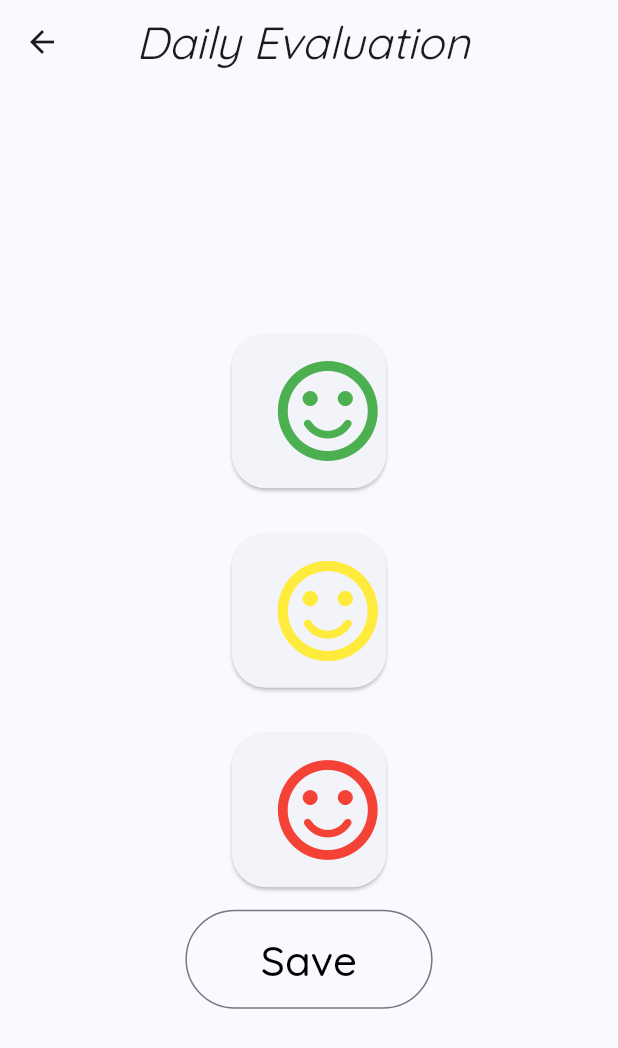
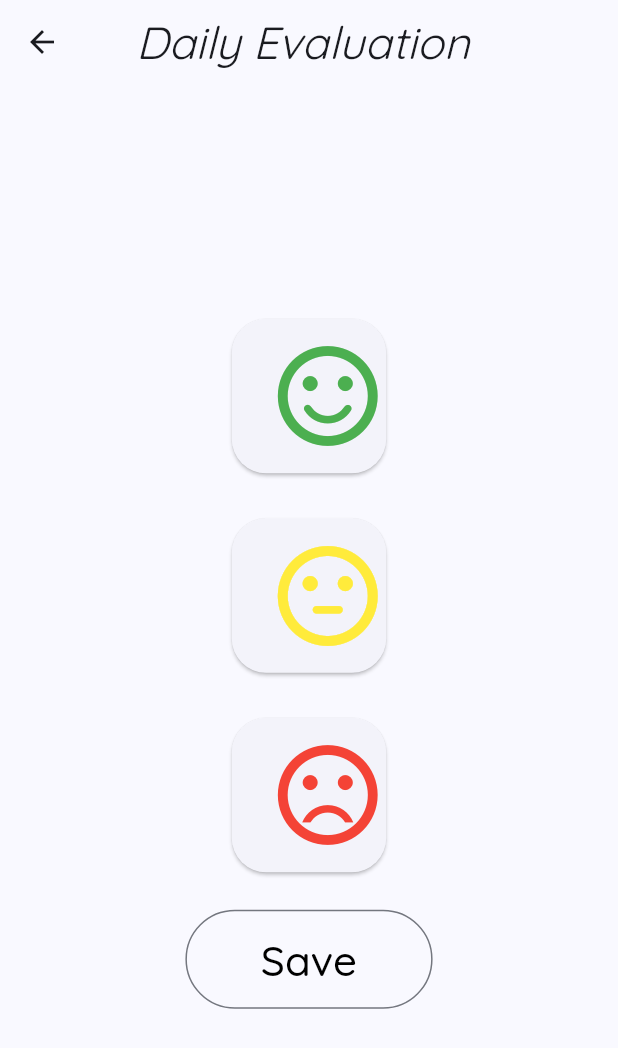
Before and after one commit to ellenritterbusch/urinary_incontinence_application, a Flutter app: the DailyEvaluationPage screen opened directly, on a phone screen of 412 x 824 dp. Shown: the top 1048 px of the screen. Run offline on Flutter 3.47's test engine with Material 3 defaults, Android fonts, the phone set to English and light mode, and no system bars; our stand-ins replace google_fonts, sqflite, table_calendar; accounts and stored records are empty.

Commit message:
bladderdiaryPage turn prettier

```diff
--- a/lib/BladderDiary/BladderDiaryPage/Save_button.dart
+++ b/lib/BladderDiary/BladderDiaryPage/Save_button.dart
@@ -12,14 +12,14 @@ class _Save_ButtonState extends State<Save_Button> {
   Widget build(BuildContext context) {
     return OutlinedButton(
       style: OutlinedButton.styleFrom(
-        fixedSize: const Size(140,40),
+        fixedSize: Size(MediaQuery.of(context).size.width * 0.40, MediaQuery.of(context).size.height * 0.08),
          ),
 
         onPressed: (){},
           child: const Column(
             mainAxisAlignment: MainAxisAlignment.center,
               children: [
-                Text("Save", style: TextStyle(fontSize: 20),),],
+                Text("Save", style: TextStyle(fontSize: 28, color: Colors.black),),],
           ));
   }
 }
--- a/lib/BladderDiary/DailyEvaluationPage/DailyEvaluationPage.dart
+++ b/lib/BladderDiary/DailyEvaluationPage/DailyEvaluationPage.dart
@@ -75,19 +75,25 @@ class _DailyEvaluationPageState extends State<DailyEvaluationPage> {
         Column( //Page is 1 column containing a button for green, yellow, and red, and one for "Submit daily evaluation"
               mainAxisAlignment: MainAxisAlignment.center,
               children: [
-                EvaluationButton(iconcolor: Colors.green,
+                EvaluationButton(                             //green button
+                  yourIcon: Icons.sentiment_satisfied_rounded,
+                  iconcolor: Colors.green,
                 onPressed: (){
                   setState(() {
                     isVisible = true;
                   });
                 }),
-                EvaluationButton(iconcolor: Colors.yellow,
+                EvaluationButton(
+                  yourIcon: Icons.sentiment_neutral_rounded,
+                  iconcolor: Colors.yellow,
                 onPressed: (){
                   setState(() {
                     isVisible = true;
                   });
                 }),
-                EvaluationButton(iconcolor: Colors.red,
+                EvaluationButton(
+                  yourIcon: Icons.sentiment_dissatisfied_outlined,
+                  iconcolor: Colors.red,
                 onPressed: (){
                   setState(() {
                     isVisible = true;
@@ -95,7 +101,9 @@ class _DailyEvaluationPageState extends State<DailyEvaluationPage> {
                 }),
 
                 //save button//
-                OutlinedButton(
+                Padding(
+                  padding: const EdgeInsets.all(10.0),
+                  child: OutlinedButton(
                      onPressed : (){
                        setState(() {
                         databaseModelDE.date = '1';
@@ -106,6 +114,7 @@ class _DailyEvaluationPageState extends State<DailyEvaluationPage> {
                     style: OutlinedButton.styleFrom(
                       fixedSize: Size(MediaQuery.of(context).size.width * 0.40, MediaQuery.of(context).size.height * 0.08)),
                     child: Text('Save', style: TextStyle(color: Colors.black, fontSize: 28),),
+                        ),
                 ),
                 ]),
     ///Button to open textfield for memo. Invisible until the user has chosen one of the three icons. Needs to be repositioned.
--- a/lib/BladderDiary/DailyEvaluationPage/EvaluationButton.dart
+++ b/lib/BladderDiary/DailyEvaluationPage/EvaluationButton.dart
@@ -3,12 +3,13 @@ import 'package:urinary_incontinence_application/BladderDiary/DailyEvaluationPag
 
 class EvaluationButton extends StatefulWidget {
   final Color iconcolor;
+  final IconData yourIcon;
   //final bool visibility;
   final Function() onPressed;
   //final int dailyEvaluation;
 
 
-  const EvaluationButton({required this.iconcolor, required this.onPressed});
+  const EvaluationButton({required this.iconcolor, required this.yourIcon, required this.onPressed});
 
 @override
 _EvaluationButtonState createState() => _EvaluationButtonState();
@@ -28,8 +29,7 @@ class _EvaluationButtonState extends State<EvaluationButton> {
           fixedSize: Size(MediaQuery.of(context).size.width * 0.25, MediaQuery.of(context).size.width * 0.25),
           shape: RoundedRectangleBorder(
                borderRadius: BorderRadius.circular(23))),
-          child: Icon(
-        Icons.sentiment_satisfied_rounded, size: 80, color: widget.iconcolor),
+          child: Icon(widget.yourIcon,  size: 80, color: widget.iconcolor),
           ),
       ),
       ]
```
Also changed, not shown: lib/BladderDiary/BladderDiaryPage/Accident_button.dart (+22 -6 lines), lib/BladderDiary/BladderDiaryPage/BladderDiaryPage.dart (+7 -3 lines), lib/BladderDiary/BladderDiaryPage/Time_picker.dart (+15 -15 lines). Lines whose indentation alone changed are shown as unchanged.
